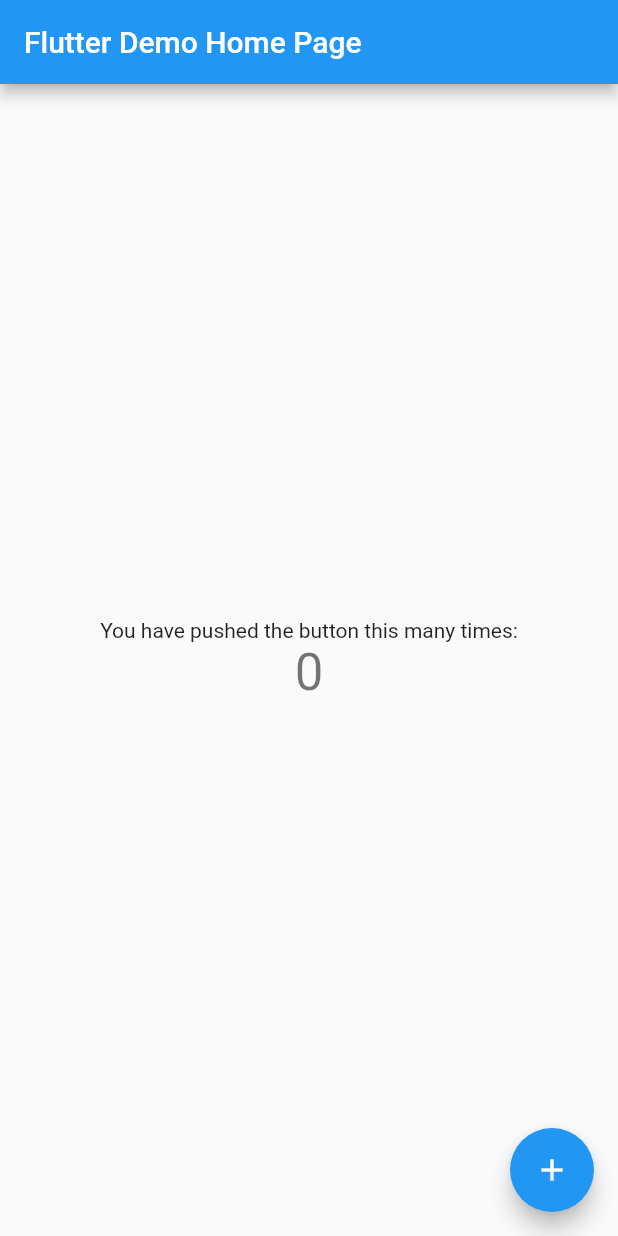
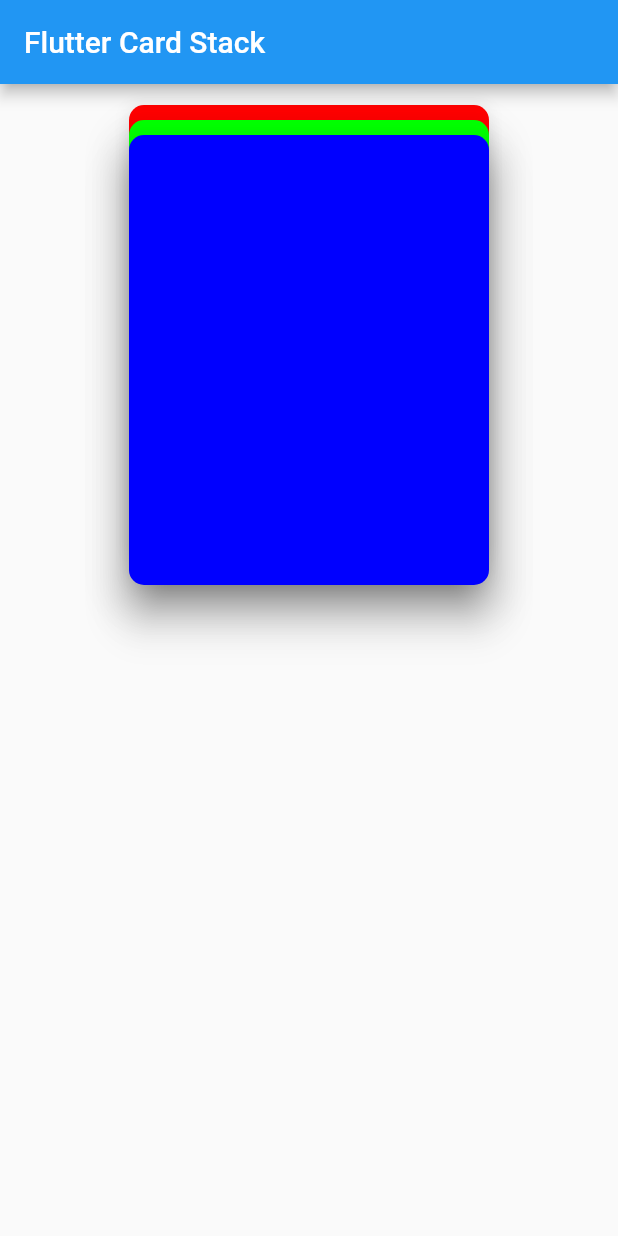
Before and after one commit to amias-samir/swipe_cards, a Flutter app: the screen it shows after launch, on a phone screen of 412 x 824 dp. Run offline on Flutter 3.47's test engine with Material 2 defaults, Android fonts, the phone set to English and light mode, and no system bars.

Commit message:
Adds Dummy Card List, drag card

```diff
--- a/lib/main.dart
+++ b/lib/main.dart
@@ -1,41 +1,23 @@
 import 'package:flutter/material.dart';
+import 'match_card.dart';
 
 void main() => runApp(MyApp());
 
 class MyApp extends StatelessWidget {
-  // This widget is the root of your application.
   @override
   Widget build(BuildContext context) {
     return MaterialApp(
       title: 'Flutter Demo',
       theme: ThemeData(
-        // This is the theme of your application.
-        //
-        // Try running your application with "flutter run". You'll see the
-        // application has a blue toolbar. Then, without quitting the app, try
-        // changing the primarySwatch below to Colors.green and then invoke
-        // "hot reload" (press "r" in the console where you ran "flutter run",
-        // or simply save your changes to "hot reload" in a Flutter IDE).
-        // Notice that the counter didn't reset back to zero; the application
-        // is not restarted.
         primarySwatch: Colors.blue,
       ),
-      home: MyHomePage(title: 'Flutter Demo Home Page'),
+      home: MyHomePage(title: 'Flutter Card Stack'),
     );
   }
 }
 
 class MyHomePage extends StatefulWidget {
   MyHomePage({Key key, this.title}) : super(key: key);
-
-  // This widget is the home page of your application. It is stateful, meaning
-  // that it has a State object (defined below) that contains fields that affect
-  // how it looks.
-
-  // This class is the configuration for the state. It holds the values (in this
-  // case the title) provided by the parent (in this case the App widget) and
-  // used by the build method of the State. Fields in a Widget subclass are
-  // always marked "final".
 
   final String title;
 
@@ -44,68 +26,76 @@ class MyHomePage extends StatefulWidget {
 }
 
 class _MyHomePageState extends State<MyHomePage> {
-  int _counter = 0;
+  List<Widget> cardList;
 
-  void _incrementCounter() {
+  void _removeCard(index) {
     setState(() {
-      // This call to setState tells the Flutter framework that something has
-      // changed in this State, which causes it to rerun the build method below
-      // so that the display can reflect the updated values. If we changed
-      // _counter without calling setState(), then the build method would not be
-      // called again, and so nothing would appear to happen.
-      _counter++;
+      cardList.removeAt(index);
     });
   }
 
   @override
+  void initState() {
+    // TODO: implement initState
+    super.initState();
+    cardList = _getMatchCard();
+  }
+
+  @override
   Widget build(BuildContext context) {
-    // This method is rerun every time setState is called, for instance as done
-    // by the _incrementCounter method above.
-    //
-    // The Flutter framework has been optimized to make rerunning build methods
-    // fast, so that you can just rebuild anything that needs updating rather
-    // than having to individually change instances of widgets.
     return Scaffold(
       appBar: AppBar(
-        // Here we take the value from the MyHomePage object that was created by
-        // the App.build method, and use it to set our appbar title.
         title: Text(widget.title),
       ),
       body: Center(
-        // Center is a layout widget. It takes a single child and positions it
-        // in the middle of the parent.
-        child: Column(
-          // Column is also a layout widget. It takes a list of children and
-          // arranges them vertically. By default, it sizes itself to fit its
-          // children horizontally, and tries to be as tall as its parent.
-          //
-          // Invoke "debug painting" (press "p" in the console, choose the
-          // "Toggle Debug Paint" action from the Flutter Inspector in Android
-          // Studio, or the "Toggle Debug Paint" command in Visual Studio Code)
-          // to see the wireframe for each widget.
-          //
-          // Column has various properties to control how it sizes itself and
-          // how it positions its children. Here we use mainAxisAlignment to
-          // center the children vertically; the main axis here is the vertical
-          // axis because Columns are vertical (the cross axis would be
-          // horizontal).
-          mainAxisAlignment: MainAxisAlignment.center,
-          children: <Widget>[
-            Text(
-              'You have pushed the button this many times:',
-            ),
-            Text(
-              '$_counter',
-              style: Theme.of(context).textTheme.display1,
-            ),
-          ],
+        child: Stack(
+          alignment: Alignment.center,
+          children: cardList,
         ),
       ),
-      floatingActionButton: FloatingActionButton(
-        onPressed: _incrementCounter,
-        tooltip: 'Increment',
-        child: Icon(Icons.add),
-      ), // This trailing comma makes auto-formatting nicer for build methods.
     );
   }
+
+  List<Widget> _getMatchCard() {
+    List<MatchCard> cards = new List();
+    cards.add(MatchCard(255, 0, 0, 10));
+    cards.add(MatchCard(0, 255, 0, 20));
+    cards.add(MatchCard(0, 0, 255, 30));
+
+    List<Widget> cardList = new List();
+
+    for (int x = 0; x < 3; x++) {
+      cardList.add(Positioned(
+        top: cards[x].margin,
+        child: Draggable(
+          onDragEnd: (drag){
+            _removeCard(x);
+          },
+          childWhenDragging: Container(),
+          feedback: Card(
+            elevation: 12,
+            color: Color.fromARGB(255, cards[x].redColor, cards[x].greenColor, cards[x].blueColor),
+            shape:
+            RoundedRectangleBorder(borderRadius: BorderRadius.circular(10)),
+            child: Container(
+              width: 240,
+              height: 300,
+            ),
+          ),
+          child: Card(
+            elevation: 12,
+            color: Color.fromARGB(255, cards[x].redColor, cards[x].greenColor, cards[x].blueColor),
+            shape:
+            RoundedRectangleBorder(borderRadius: BorderRadius.circular(10)),
+            child: Container(
+              width: 240,
+              height: 300,
+            ),
+          ),
+        ),
+      ));
+    }
+
+    return cardList;
+  }
 }
--- /dev/null
+++ b/lib/match_card.dart
@@ -0,0 +1,13 @@
+class MatchCard {
+  int redColor = 0;
+  int greenColor = 0;
+  int blueColor = 0;
+  double margin = 0;
+
+  MatchCard(int red, int green, int blue, double marginTop) {
+    redColor = red;
+    greenColor = green;
+    blueColor = blue;
+    margin = marginTop;
+  }
+}
```
